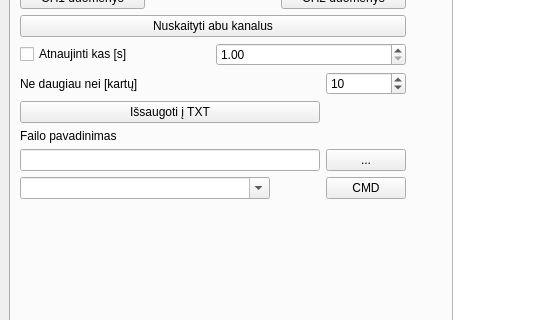
First picture: the form in UIfiles/GUIThread.ui, repository userIsTaken/TryUSB, before the edit; both pictures show x 0 to 546 and y 310 to 630 of the 1100 by 900 pixel window.
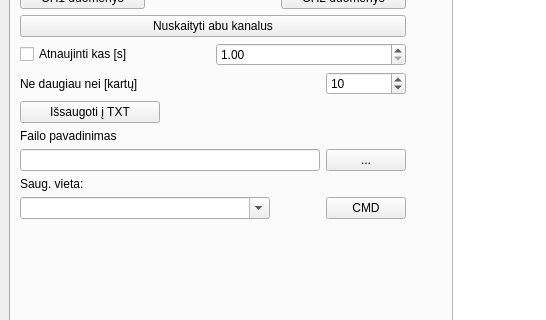
Second picture: the form after the edit. Icons and pictures are not drawn. Custom widgets are drawn as their Qt base class.

```diff
--- a/UIfiles/GUIThread.ui
+++ b/UIfiles/GUIThread.ui
@@ -485,7 +485,7 @@
           </property>
          </widget>
         </item>
-        <item row="0" column="3" rowspan="10">
+        <item row="0" column="3" rowspan="12">
          <widget class="PlotWidget" name="dataViewWidget">
           <property name="minimumSize">
            <size>
@@ -611,6 +611,12 @@
         </item>
         <item row="4" column="0">
          <widget class="QPushButton" name="saveToTXTbutton">
+          <property name="maximumSize">
+           <size>
+            <width>140</width>
+            <height>16777215</height>
+           </size>
+          </property>
           <property name="text">
            <string>Išsaugoti į TXT</string>
           </property>
@@ -618,6 +624,12 @@
         </item>
         <item row="5" column="0">
          <widget class="QLabel" name="label_4">
+          <property name="maximumSize">
+           <size>
+            <width>150</width>
+            <height>16777215</height>
+           </size>
+          </property>
           <property name="text">
            <string>Failo pavadinimas</string>
           </property>
@@ -633,7 +645,7 @@
           </property>
          </widget>
         </item>
-        <item row="7" column="0">
+        <item row="8" column="0">
          <widget class="QComboBox" name="cmdBoxForOSC">
           <property name="maximumSize">
            <size>
@@ -646,7 +658,7 @@
           </property>
          </widget>
         </item>
-        <item row="8" column="0">
+        <item row="10" column="0">
          <spacer name="verticalSpacer_2">
           <property name="orientation">
            <enum>Qt::Vertical</enum>
@@ -659,7 +671,7 @@
           </property>
          </spacer>
         </item>
-        <item row="9" column="0" colspan="2">
+        <item row="11" column="0" colspan="2">
          <widget class="QPlainTextEdit" name="plainConfigOscilograph">
           <property name="sizePolicy">
            <sizepolicy hsizetype="Preferred" vsizetype="Expanding">
@@ -669,7 +681,7 @@
           </property>
          </widget>
         </item>
-        <item row="7" column="1">
+        <item row="8" column="1">
          <widget class="QPushButton" name="sendCustomCMDoscil">
           <property name="text">
            <string>CMD</string>
@@ -683,6 +695,13 @@
           </property>
          </widget>
         </item>
+        <item row="7" column="0">
+         <widget class="QLabel" name="path_label">
+          <property name="text">
+           <string>Saug. vieta:</string>
+          </property>
+         </widget>
+        </item>
        </layout>
       </widget>
       <widget class="QWidget" name="generator_tab">
```
